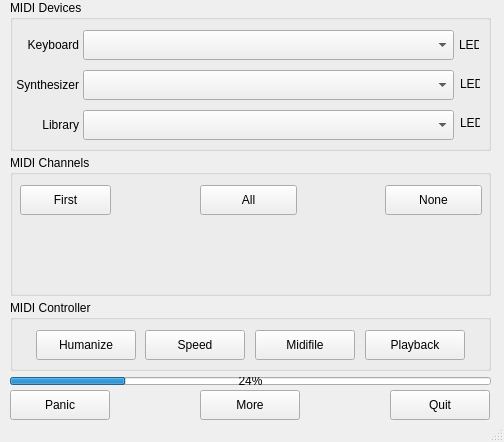
This is src/mainwindow.ui in obook/I-like-Chopin as Qt 5 draws it before an edit. The edited form follows.
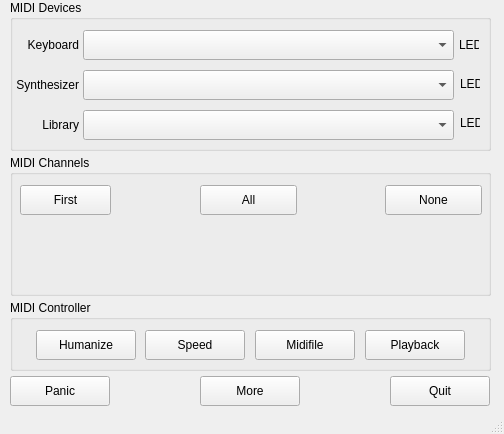
This is the edited form.

```diff
--- a/src/mainwindow.ui
+++ b/src/mainwindow.ui
@@ -7,7 +7,7 @@
     <x>0</x>
     <y>0</y>
     <width>504</width>
-    <height>442</height>
+    <height>434</height>
    </rect>
   </property>
   <property name="windowTitle">
@@ -18,7 +18,7 @@
     <property name="geometry">
      <rect>
       <x>390</x>
-      <y>390</y>
+      <y>376</y>
       <width>100</width>
       <height>30</height>
      </rect>
@@ -230,7 +230,7 @@
     <property name="geometry">
      <rect>
       <x>10</x>
-      <y>390</y>
+      <y>376</y>
       <width>100</width>
       <height>30</height>
      </rect>
@@ -326,7 +326,7 @@
     <property name="geometry">
      <rect>
       <x>200</x>
-      <y>390</y>
+      <y>376</y>
       <width>100</width>
       <height>30</height>
      </rect>
@@ -335,19 +335,6 @@
      <string>More</string>
     </property>
    </widget>
-   <widget class="QProgressBar" name="progressBar">
-    <property name="geometry">
-     <rect>
-      <x>10</x>
-      <y>377</y>
-      <width>481</width>
-      <height>8</height>
-     </rect>
-    </property>
-    <property name="value">
-     <number>24</number>
-    </property>
-   </widget>
   </widget>
   <widget class="QStatusBar" name="statusbar"/>
  </widget>
```
Left out of the diff: 5 changed lines with no effect on the pictures.
